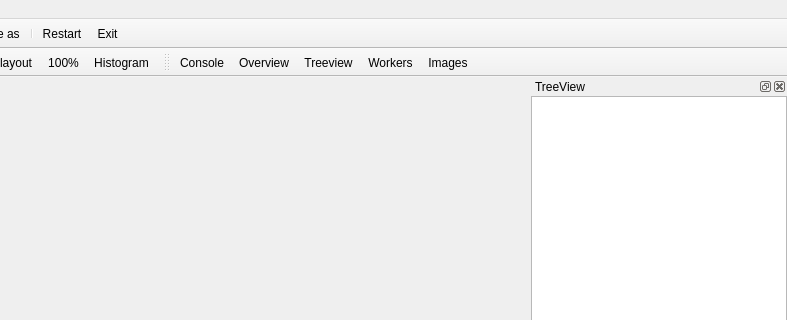
Old version of the form resources/ui/main.ui in the repository flegac/piaf-edit; both pictures show x 224 to 1011 and y 0 to 320 of the 1011 by 687 pixel window.
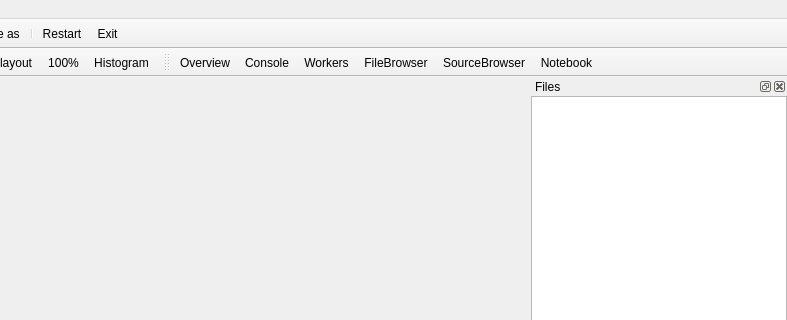
New version of the form. Custom widgets are drawn as their Qt base class.

Commit message: feat: add notebook

```diff
--- a/resources/ui/main.ui
+++ b/resources/ui/main.ui
@@ -93,11 +93,12 @@
     <property name="title">
      <string>Tools</string>
     </property>
-    <addaction name="actionConsole"/>
     <addaction name="actionOverview"/>
-    <addaction name="actionTreeview"/>
+    <addaction name="actionConsole"/>
     <addaction name="actionWorkers"/>
-    <addaction name="actionImages"/>
+    <addaction name="actionFileBrowser"/>
+    <addaction name="actionSourceBrowser"/>
+    <addaction name="actionNotebook"/>
    </widget>
    <addaction name="menuFile"/>
    <addaction name="menuEdit"/>
@@ -124,14 +125,14 @@
    </attribute>
    <widget class="ConsoleWidget" name="console"/>
   </widget>
-  <widget class="DockWidget" name="treeviewDock">
+  <widget class="DockWidget" name="fileBrowserDock">
    <property name="windowTitle">
-    <string>TreeView</string>
+    <string>Files</string>
    </property>
    <attribute name="dockWidgetArea">
     <number>2</number>
    </attribute>
-   <widget class="QWidget" name="treeViewWidget">
+   <widget class="QWidget" name="fileBrowserWidget">
     <layout class="QVBoxLayout" name="verticalLayout_2">
      <property name="spacing">
       <number>0</number>
@@ -149,7 +150,7 @@
       <number>0</number>
      </property>
      <item>
-      <widget class="QTreeView" name="treeView"/>
+      <widget class="QTreeView" name="fileBrowser"/>
      </item>
     </layout>
    </widget>
@@ -224,11 +225,12 @@
    <attribute name="toolBarBreak">
     <bool>false</bool>
    </attribute>
-   <addaction name="actionConsole"/>
    <addaction name="actionOverview"/>
-   <addaction name="actionTreeview"/>
+   <addaction name="actionConsole"/>
    <addaction name="actionWorkers"/>
-   <addaction name="actionImages"/>
+   <addaction name="actionFileBrowser"/>
+   <addaction name="actionSourceBrowser"/>
+   <addaction name="actionNotebook"/>
   </widget>
   <action name="actionOpen">
    <property name="text">
@@ -317,9 +319,9 @@
     <string>Overview</string>
    </property>
   </action>
-  <action name="actionTreeview">
+  <action name="actionFileBrowser">
    <property name="text">
-    <string>Treeview</string>
+    <string>FileBrowser</string>
    </property>
   </action>
   <action name="actionWorkers">
@@ -327,9 +329,12 @@
     <string>Workers</string>
    </property>
   </action>
-  <action name="actionImages">
+  <action name="actionSourceBrowser">
    <property name="text">
-    <string>Images</string>
+    <string>SourceBrowser</string>
+   </property>
+   <property name="toolTip">
+    <string>Sources</string>
    </property>
   </action>
   <action name="actionHistogram">
@@ -337,6 +342,11 @@
     <string>Histogram</string>
    </property>
   </action>
+  <action name="actionNotebook">
+   <property name="text">
+    <string>Notebook</string>
+   </property>
+  </action>
  </widget>
  <customwidgets>
   <customwidget>
```
The commit also changes 13 other files.
